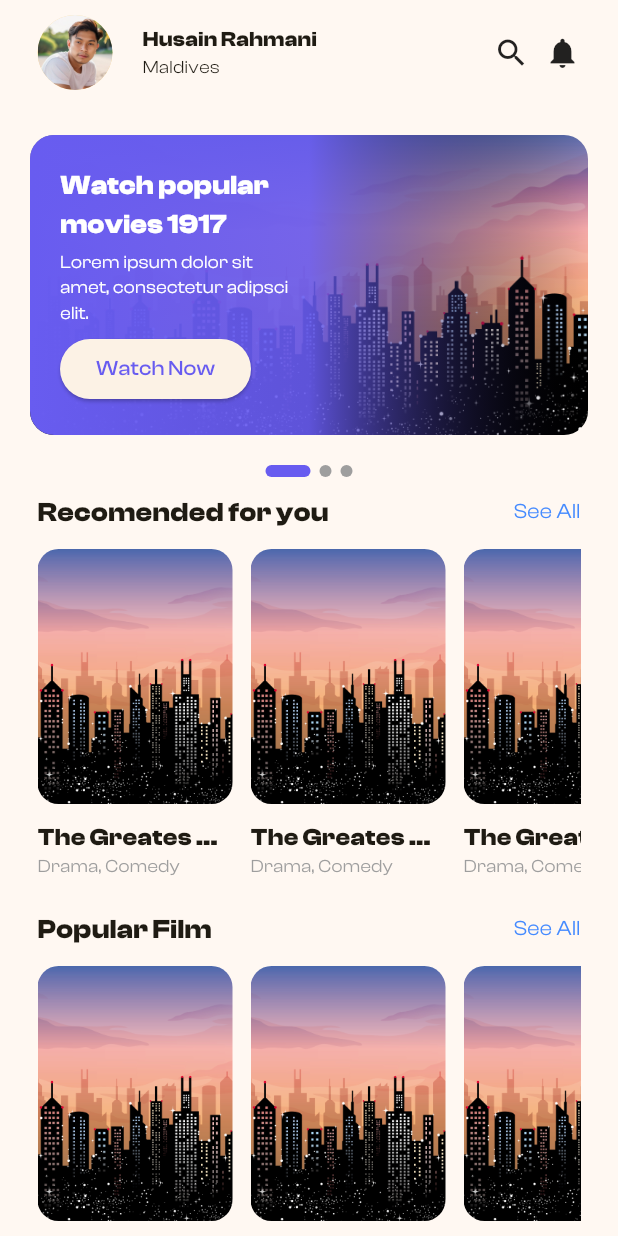
After one commit to sainrahmanii/login-page-flutter, a Flutter app: the MovieHome screen opened directly, on a phone screen of 412 x 824 dp. The commit adds this screen. Run offline on Flutter 3.47's test engine with Material 3 defaults, Android fonts, the phone set to English and light mode, and no system bars.

Commit message:
Home Movie

```diff
--- a/lib/home.dart
+++ b/lib/home.dart
@@ -2,6 +2,7 @@ import 'package:flutter/material.dart';
 import 'package:project_flutter/kartu.dart';
 import 'package:project_flutter/destination.dart';
 import 'package:project_flutter/kartu_ewallet.dart';
+import 'package:project_flutter/movie/movie_home.dart';
 
 class Home extends StatelessWidget{
   @override
@@ -103,6 +104,24 @@ class Home extends StatelessWidget{
               const Padding(
                 padding: EdgeInsets.only(left: 30, right: 30, bottom: 20),
                 child: KartuEwallet(),
+              ),
+              Center(
+                heightFactor: 2,
+                child: ElevatedButton(onPressed: (){
+                  Navigator.push(context, MaterialPageRoute(builder: (context) => const MovieHome()));
+                },
+                style: ElevatedButton.styleFrom(
+                  backgroundColor: Colors.blueAccent,
+                  fixedSize: const Size(200, 40)
+                ),
+                child: const Text(
+                  'Go to Home Movie',
+                  style: TextStyle(
+                    color: Colors.white,
+                    fontWeight: FontWeight.w600
+                  ),
+                ),
+                ),
               )
             ],
           ),
--- a/lib/login_page.dart
+++ b/lib/login_page.dart
@@ -6,17 +6,19 @@ class LoginPage extends StatelessWidget {
 
   @override
   Widget build(BuildContext context) {
-
     String password = '123';
 
     var widht = MediaQuery.of(context).size.width;
     TextEditingController teEmail = TextEditingController();
     TextEditingController tePassword = TextEditingController();
 
-    signIn(BuildContext context){
+    signIn(BuildContext context) {
       if (tePassword.text == password) {
         Navigator.push(
-          context, MaterialPageRoute(builder: (context) => Home(),)
+          context,
+          MaterialPageRoute(
+            builder: (context) => Home(),
+          ),
         );
       } else {
         print('You\'re wrong');
@@ -28,7 +30,10 @@ class LoginPage extends StatelessWidget {
       body: SafeArea(
         child: SingleChildScrollView(
           child: Container(
-            padding: const EdgeInsets.symmetric(horizontal: 30, vertical: 20),
+            padding: const EdgeInsets.symmetric(
+              horizontal: 30,
+              vertical: 20,
+            ),
             child: Column(
               crossAxisAlignment: CrossAxisAlignment.start,
               children: [
@@ -37,182 +42,222 @@ class LoginPage extends StatelessWidget {
                   width: widht,
                   decoration: BoxDecoration(
                     borderRadius: BorderRadius.circular(20),
-                    image: const DecorationImage(image: AssetImage(
+                    image: const DecorationImage(
+                      image: AssetImage(
                         'assets/images/img_background.png',
                       ),
                       fit: BoxFit.cover,
                     ),
                   ),
                 ),
-                const SizedBox(height: 20,),
+                const SizedBox(
+                  height: 20,
+                ),
                 const Text(
                   'Welcome Back 👋',
                   style: TextStyle(
                     fontWeight: FontWeight.bold,
-                    fontSize: 20
+                    fontSize: 20,
                   ),
                 ),
-                const SizedBox(height: 5,),
+                const SizedBox(
+                  height: 5,
+                ),
                 const Text(
                   'Today is a new day. It\'s your day \nSign in to start managing your project.',
                   style: TextStyle(
-                    fontSize: 16
+                    fontSize: 16,
                   ),
                 ),
-                const SizedBox(height: 20,),
+                const SizedBox(
+                  height: 20,
+                ),
                 const Text(
                   'Email',
                   style: TextStyle(
                     color: Colors.black,
-                    fontWeight: FontWeight.w600
+                    fontWeight: FontWeight.w600,
                   ),
                 ),
-                const SizedBox(height: 10,),
+                const SizedBox(
+                  height: 10,
+                ),
                 TextField(
                   controller: teEmail,
                   decoration: InputDecoration(
-                    contentPadding: const EdgeInsets.fromLTRB(16, 4, 16, 4),
+                    contentPadding: const EdgeInsets.fromLTRB(
+                      16,
+                      4,
+                      16,
+                      4,
+                    ),
                     fillColor: Colors.grey,
                     focusedBorder: OutlineInputBorder(
-                      borderSide: const BorderSide(
-                        color: Colors.blueAccent
-                      ),
-                      borderRadius: BorderRadius.circular(50)
+                      borderSide: const BorderSide(color: Colors.blueAccent),
+                      borderRadius: BorderRadius.circular(50),
                     ),
                     enabledBorder: OutlineInputBorder(
                       borderSide: BorderSide(
-                        color: Colors.black.withOpacity(0.1)
+                        color: Colors.black.withOpacity(0.1),
                       ),
-                      borderRadius: BorderRadius.circular(50)
+                      borderRadius: BorderRadius.circular(50),
                     ),
                     hintText: 'example@google.com',
                     hintStyle: TextStyle(
-                      color: Colors.grey.withOpacity(0.8)
-                    )
+                      color: Colors.grey.withOpacity(0.8),
                     ),
                   ),
-                const SizedBox(height: 20,),
+                ),
+                const SizedBox(
+                  height: 20,
+                ),
                 const Text(
                   'Password',
                   style: TextStyle(
                     color: Colors.black,
-                    fontWeight: FontWeight.w600
+                    fontWeight: FontWeight.w600,
                   ),
                 ),
-                const SizedBox(height: 10,),
+                const SizedBox(
+                  height: 10,
+                ),
                 TextField(
                   controller: tePassword,
                   obscureText: true,
                   decoration: InputDecoration(
-                    contentPadding: const EdgeInsets.fromLTRB(16, 4, 16, 4),
+                    contentPadding: const EdgeInsets.fromLTRB(
+                      16,
+                      4,
+                      16,
+                      4,
+                    ),
                     fillColor: Colors.grey.withOpacity(0.1),
                     focusedBorder: OutlineInputBorder(
-                      borderSide: const BorderSide(
-                        color: Colors.blueAccent
-                      ),
-                      borderRadius: BorderRadius.circular(50)
+                      borderSide: const BorderSide(color: Colors.blueAccent),
+                      borderRadius: BorderRadius.circular(50),
                     ),
                     enabledBorder: OutlineInputBorder(
                       borderSide: BorderSide(
-                        color: Colors.black.withOpacity(0.1)
+                        color: Colors.black.withOpacity(0.1),
                       ),
-                      borderRadius: BorderRadius.circular(50)
+                      borderRadius: BorderRadius.circular(50),
                     ),
                     hintText: 'Password',
                     hintStyle: TextStyle(
-                      color: Colors.grey.withOpacity(0.8)
-                    )
+                      color: Colors.grey.withOpacity(0.8),
                     ),
                   ),
-                const SizedBox(height: 2,),
+                ),
+                const SizedBox(
+                  height: 2,
+                ),
                 Align(
                   alignment: Alignment.centerRight,
-                  child: TextButton(onPressed: (){}, child: const Text(
+                  child: TextButton(
+                      onPressed: () {},
+                      child: const Text(
                         'Forgot Password ?',
                         style: TextStyle(
                           color: Colors.blueAccent,
                           fontSize: 14,
-                      fontWeight: FontWeight.w600
+                          fontWeight: FontWeight.w600,
                         ),
                       )),
                 ),
-                const SizedBox(height: 20,),
+                const SizedBox(
+                  height: 20,
+                ),
                 SizedBox(
                   width: widht,
                   height: 50,
                   child: ElevatedButton(
                     style: ElevatedButton.styleFrom(
                         backgroundColor: const Color(0xff162D3A),
-                      foregroundColor: Colors.white
-                    ),
-                    onPressed: (){
+                        foregroundColor: Colors.white),
+                    onPressed: () {
                       signIn(context);
                     },
                     child: const Text('Sign In'),
                   ),
                 ),
-                const SizedBox(height: 40,),
+                const SizedBox(
+                  height: 40,
+                ),
                 const Row(
                   children: [
                     Expanded(
-                      child: Divider()
+                      child: Divider(),
                     ),
-                    SizedBox(width: 15,),
-                    Text(
-                      'Or sign in with'
+                    SizedBox(
+                      width: 15,
                     ),
-                    SizedBox(width: 15,),
+                    Text('Or sign in with'),
+                    SizedBox(
+                      width: 15,
+                    ),
                     Expanded(
-                      child: Divider()
+                      child: Divider(),
                     ),
                   ],
                 ),
-                const SizedBox(height: 20,),
+                const SizedBox(
+                  height: 20,
+                ),
                 Row(
                   mainAxisAlignment: MainAxisAlignment.spaceBetween,
                   children: [
                     ElevatedButton(
-                      onPressed: (){},
+                      onPressed: () {},
                       style: ElevatedButton.styleFrom(
                         backgroundColor: Colors.white,
-                        fixedSize: const Size(155, 40)
+                        fixedSize: const Size(
+                          155,
+                          40,
+                        ),
                       ),
                       child: Row(
                         mainAxisAlignment: MainAxisAlignment.center,
                         children: [
-                          Image.asset('assets/icons/ic_google.png', width: 20,),
-                          const SizedBox(width: 15,),
+                          Image.asset(
+                            'assets/icons/ic_google.png',
+                            width: 20,
+                          ),
+                          const SizedBox(
+                            width: 15,
+                          ),
                           const Text(
                             'Google',
                             style: TextStyle(
                                 color: Colors.black,
-                              fontWeight: FontWeight.bold
+                                fontWeight: FontWeight.bold),
                           ),
-                          )
                         ],
-                      )
+                      ),
                     ),
                     ElevatedButton(
-                      onPressed: (){},
+                      onPressed: () {},
                       style: ElevatedButton.styleFrom(
                           backgroundColor: Colors.white,
-                        fixedSize: const Size(155, 40)
-                      ),
+                          fixedSize: const Size(155, 40)),
                       child: Row(
                         mainAxisAlignment: MainAxisAlignment.center,
                         children: [
-                          Image.asset('assets/icons/ic_facebook.png', width: 20,),
-                          const SizedBox(width: 15,),
+                          Image.asset(
+                            'assets/icons/ic_facebook.png',
+                            width: 20,
+                          ),
+                          const SizedBox(
+                            width: 15,
+                          ),
                           const Text(
                             'Facebook',
                             style: TextStyle(
                                 color: Colors.black,
-                              fontWeight: FontWeight.bold
+                                fontWeight: FontWeight.bold),
                           ),
-                          )
                         ],
-                      )
-                    )
+                      ),
+                    ),
                   ],
                 )
               ],
--- a/lib/main.dart
+++ b/lib/main.dart
@@ -1,7 +1,6 @@
 import 'package:flutter/material.dart';
 // import 'package:project_flutter/card.dart';
 // import 'package:project_flutter/destination.dart';
-import 'package:project_flutter/home.dart';
 import 'package:project_flutter/login_page.dart';
 
 void main() {
@@ -20,8 +19,8 @@ class MyApp extends StatelessWidget {
         theme: ThemeData(
           colorScheme: ColorScheme.fromSeed(seedColor: Colors.amber),
           useMaterial3: true,
+          fontFamily: 'Clash Display',
         ),
-      home: LoginPage()
-    );
+        home: LoginPage());
   }
 }
--- /dev/null
+++ b/lib/movie/movie_home.dart
@@ -0,0 +1,311 @@
+import 'package:flutter/material.dart';
+import 'package:project_flutter/widgets/RowFilm.dart';
+
+class MovieHome extends StatefulWidget {
+  const MovieHome({super.key});
+
+  @override
+  State<MovieHome> createState() => _MovieHomeState();
+}
+
+class _MovieHomeState extends State<MovieHome> {
+  List<Color> listOfColor = [
+    Colors.blueAccent,
+    Colors.greenAccent,
+    Colors.redAccent
+  ];
+
+  int currentIndexSlider = 0;
+
+  @override
+  Widget build(BuildContext context) {
+    return Scaffold(
+      body: SafeArea(
+        child: SingleChildScrollView(
+          scrollDirection: Axis.vertical,
+          child: Column(
+            children: [
+              _appBar(),
+              _slideImage(),
+              _indicator(),
+              _rowFilm(),
+              _rowFilmPopular(),
+            ],
+          ),
+        ),
+      ),
+    );
+  }
+
+  _rowFilm() {
+    return Padding(
+      padding: EdgeInsets.symmetric(
+        horizontal: 25,
+        vertical: 10,
+      ),
+      child: Column(
+        children: [
+          Row(
+            mainAxisAlignment: MainAxisAlignment.spaceBetween,
+            children: [
+              Text(
+                'Recomended for you',
+                style: TextStyle(
+                  fontWeight: FontWeight.bold,
+                  fontSize: 18,
+                ),
+              ),
+              Text(
+                'See All',
+                style: TextStyle(
+                  fontSize: 14,
+                  color: Colors.blueAccent,
+                ),
+              ),
+            ],
+          ),
+          SizedBox(
+            height: 12,
+          ),
+          SingleChildScrollView(
+            scrollDirection: Axis.horizontal,
+            child: Row(
+              children: [
+                RowFilm(),
+                RowFilm(),
+                RowFilm(),
+              ],
+            ),
+          ),
+        ],
+      ),
+    );
+  }
+
+  _rowFilmPopular() {
+    return Padding(
+      padding: EdgeInsets.symmetric(
+        horizontal: 25,
+        vertical: 10,
+      ),
+      child: Column(
+        children: [
+          Row(
+            mainAxisAlignment: MainAxisAlignment.spaceBetween,
+            children: [
+              Text(
+                'Popular Film',
+                style: TextStyle(
+                  fontWeight: FontWeight.bold,
+                  fontSize: 18,
+                ),
+              ),
+              Text(
+                'See All',
+                style: TextStyle(
+                  fontSize: 14,
+                  color: Colors.blueAccent,
+                ),
+              ),
+            ],
+          ),
+          SizedBox(
+            height: 12,
+          ),
+          SingleChildScrollView(
+            scrollDirection: Axis.horizontal,
+            child: Row(
+              children: [
+                RowFilm(),
+                RowFilm(),
+                RowFilm(),
+              ],
+            ),
+          ),
+        ],
+      ),
+    );
+  }
+
+  _appBar() {
+    return Padding(
+      padding: const EdgeInsets.only(
+        top: 10,
+        left: 25,
+        right: 25,
+        bottom: 30,
+      ),
+      child: Row(
+        children: [
+          CircleAvatar(
+            backgroundImage: AssetImage('assets/images/image.jpeg'),
+            radius: 25,
+          ),
+          SizedBox(
+            width: 20,
+          ),
+          Expanded(
+            child: Column(
+              crossAxisAlignment: CrossAxisAlignment.start,
+              children: [
+                Text(
+                  'Husain Rahmani',
+                  style: TextStyle(
+                    fontWeight: FontWeight.bold,
+                    fontSize: 14,
+                    fontFamily: 'Clash Display',
+                  ),
+                ),
+                Text(
+                  'Maldives',
+                  style: TextStyle(fontSize: 12),
+                ),
+              ],
+            ),
+          ),
+          InkWell(
+            child: Icon(Icons.search),
+          ),
+          SizedBox(
+            width: 10,
+          ),
+          InkWell(
+            child: Icon(Icons.notifications),
+          )
+        ],
+      ),
+    );
+  }
+
+  _slideImage() {
+    return Container(
+      height: 200,
+      child: PageView.builder(
+        itemCount: listOfColor.length,
+        onPageChanged: (value) {
+          setState(
+            () {
+              currentIndexSlider = value;
+            },
+          );
+        },
+        itemBuilder: (context, index) {
+          return Stack(
+            children: [
+              Container(
+                height: 200,
+                width: double.infinity,
+                margin: EdgeInsets.symmetric(horizontal: 20),
+                decoration: BoxDecoration(
+                  borderRadius: BorderRadius.circular(16),
+                  image: DecorationImage(
+                    image: AssetImage('assets/images/img_bg_build.png'),
+                    fit: BoxFit.cover,
+                  ),
+                ),
+              ),
+              Container(
+                height: 200,
+                width: double.infinity,
+                margin: EdgeInsets.symmetric(horizontal: 20),
+                padding: EdgeInsets.all(20),
+                decoration: BoxDecoration(
+                  borderRadius: BorderRadius.circular(16),
+                  gradient: LinearGradient(
+                    colors: [
+                      Color(0xff685CF0),
+                      Color(0xff685CF0).withOpacity(0.9),
+                      Colors.transparent
+                    ],
+                  ),
+                ),
+              ),
+              Container(
+                width: 200,
+                padding: EdgeInsets.only(
+                  left: 40,
+                  top: 20,
+                  bottom: 20,
+                ),
+                child: Column(
+                  crossAxisAlignment: CrossAxisAlignment.start,
+                  children: [
+                    Text(
+                      'Watch popular movies 1917',
+                      style: TextStyle(
+                        color: Colors.white,
+                        fontWeight: FontWeight.bold,
+                        fontSize: 18,
+                      ),
+                    ),
+                    Spacer(),
+                    Text(
+                      'Lorem ipsum dolor sit amet, consectetur adipsci elit.',
+                      style: TextStyle(
+                        color: Colors.white,
+                        fontSize: 12,
+                      ),
+                    ),
+                    Spacer(),
+                    ElevatedButton(
+                      onPressed: () {},
+                      child: Text(
+                        'Watch Now',
+                        style: TextStyle(
+                          color: Color(0xff685CF0),
+                        ),
+                      ),
+                    )
+                  ],
+                ),
+              )
+            ],
+          );
+        },
+      ),
+    );
+  }
+
+  _indicator() {
+    return Container(
+      margin: EdgeInsets.only(top: 20),
+      child: Row(
+        mainAxisAlignment: MainAxisAlignment.center,
+        children: [
+          for (var i = 0; i < listOfColor.length; i++)
+            i == currentIndexSlider
+                ? Container(
+                    margin: EdgeInsets.symmetric(horizontal: 3),
+                    width: 30,
+                    height: 8,
+                    decoration: BoxDecoration(
+                      color: Color(0xff685CF0),
+                      borderRadius: BorderRadius.circular(16),
+                    ),
+                  )
+                : Container(
+                    width: 8,
+                    height: 8,
+                    margin: EdgeInsets.symmetric(horizontal: 3),
+                    decoration: BoxDecoration(
+                      color: Colors.grey,
+                      shape: BoxShape.circle,
+                    ),
+                  ),
+
+          // ...listOfColor.map((e){
+          //   return Container(
+          //     margin: EdgeInsets.symmetric(horizontal: 3),
+          //     width: 30,
+          //     height: 8,
+          //     decoration: BoxDecoration(
+          //       color: Color(0xff685CF0),
+          //       borderRadius: BorderRadius.circular(16)
+          //     ),
+          //   );
+          // },),
+        ],
+      ),
+    );
+  }
+}
--- /dev/null
+++ b/lib/widgets/RowFilm.dart
@@ -0,0 +1,53 @@
+import 'package:flutter/material.dart';
+
+class RowFilm extends StatelessWidget {
+  const RowFilm({
+    super.key,
+  });
+
+  @override
+  Widget build(BuildContext context) {
+    return Container(
+      width: 130,
+      margin: EdgeInsets.only(
+        right: 12,
+      ),
+      child: Column(
+        crossAxisAlignment: CrossAxisAlignment.start,
+        children: [
+          Container(
+            width: 130,
+            height: 170,
+            decoration: BoxDecoration(
+              borderRadius: BorderRadius.circular(14),
+              image: DecorationImage(
+                image: AssetImage(
+                  'assets/images/img_bg_build.png',
+                ),
+                fit: BoxFit.cover,
+              ),
+            ),
+          ),
+          SizedBox(
+            height: 10,
+          ),
+          Text(
+            'The Greates Shwoman',
+            style: TextStyle(
+              fontWeight: FontWeight.bold,
+              fontSize: 16,
+              overflow: TextOverflow.ellipsis,
+            ),
+          ),
+          Text(
+            'Drama, Comedy',
+            style: TextStyle(
+              fontSize: 12,
+              color: Colors.grey,
+            ),
+          ),
+        ],
+      ),
+    );
+  }
+}
```
Also changed, not shown: pubspec.yaml (+12 -10 lines), assets/images/image.jpeg (added), assets/images/img_bg_build.png (added), fonts/ClashDisplay-Bold.otf (added), fonts/ClashDisplay-Extralight.otf (added), fonts/ClashDisplay-Light.otf (added), fonts/ClashDisplay-Medium.otf (added), fonts/ClashDisplay-Regular.otf (added), fonts/ClashDisplay-Semibold.otf (added). Lines whose indentation alone changed are shown as unchanged.
